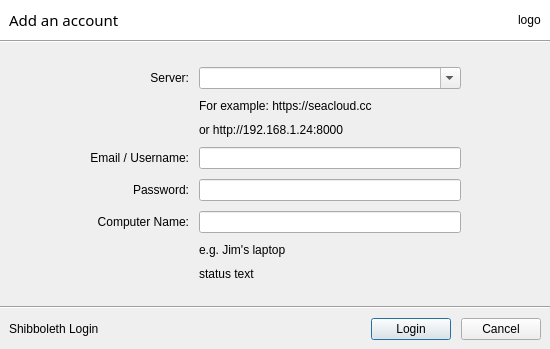
The window that ui/login-dialog.ui (haiwen/seafile-client) describes before a commit, drawn with Qt 5.
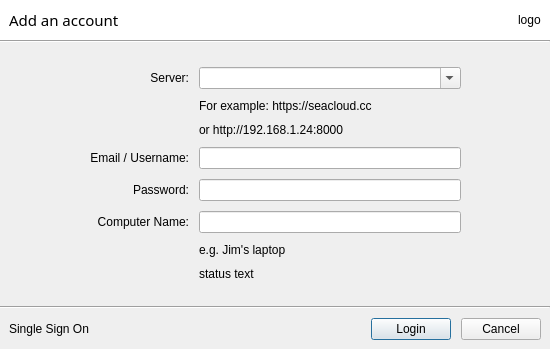
The same window after the commit.

```diff
--- a/ui/login-dialog.ui
+++ b/ui/login-dialog.ui
@@ -288,7 +288,7 @@
      <item>
       <widget class="QLabel" name="mShibLoginLink">
        <property name="text">
-        <string>Shibboleth Login</string>
+        <string>Single Sign On</string>
        </property>
       </widget>
      </item>
```
